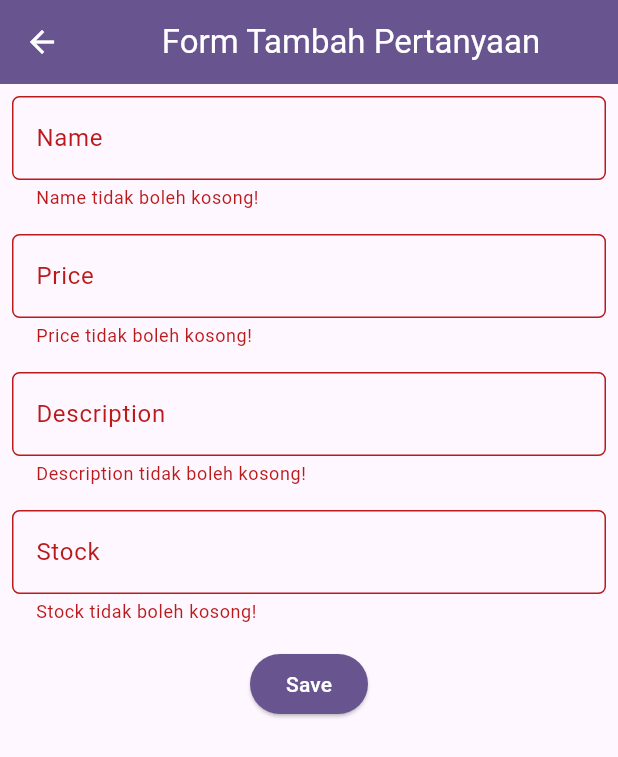
After one commit to PBP24-D10/sobat-mobile, a Flutter app: the QuestionFormPage screen opened directly, after a tap on "Save", on a phone screen of 412 x 824 dp. The commit adds this screen. Shown: the top 757 px of the screen. Run offline on Flutter 3.47's test engine with Material 3 defaults, Android fonts, the phone set to English and light mode, and no system bars; our stand-ins replace font_awesome_flutter, google_fonts, google_nav_bar, image_picker; missing offline and left inert: pbp_django_auth.

```diff
--- a/lib/authentication/login.dart
+++ b/lib/authentication/login.dart
@@ -108,20 +108,16 @@ class _LoginPageState extends State<LoginPage> {
                   const SizedBox(height: 24.0),
                   ElevatedButton(
                     onPressed: () async {
-                      String nama = _namaController.text;
                       String username = _usernameController.text;
                       String password = _passwordController.text;
-                      String role = _roleController.text;
 
                       // Cek kredensial
                       // Untuk menyambungkan Android emulator dengan Django pada localhost,
                       // gunakan URL http://10.0.2.2/
                       final response = await request
                           .login("http://127.0.0.1:8000/login_mobile/", {
-                        'nama': nama,
                         'username': username,
                         'password': password,
-                        'role': role,
                       });
 
                       if (request.loggedIn) {
--- a/lib/forum/screens/answers.dart
+++ b/lib/forum/screens/answers.dart
@@ -1,3 +1,5 @@
+import 'dart:convert';
+
 import 'package:flutter/material.dart';
 import 'package:sobat_mobile/drug/models/drug_entry.dart';
 import 'package:sobat_mobile/forum/models/answer_entry.dart';
@@ -20,7 +22,8 @@ class _AnswersPageState extends State<AnswersPage> {
   Future<List<Answer>> fetchAnswers(CookieRequest request) async {
     String questionId = widget.question.pk;
 
-    final response = await request.get('http://127.0.0.1:8000/forum/show_json_answer/$questionId/');
+    final response = await request
+        .get('http://127.0.0.1:8000/forum/show_json_answer/$questionId/');
 
     // Melakukan decode response menjadi bentuk json
     var data = response;
@@ -38,6 +41,7 @@ class _AnswersPageState extends State<AnswersPage> {
   @override
   Widget build(BuildContext context) {
     final request = context.watch<CookieRequest>();
+    int id = request.jsonData['id'];
     return Scaffold(
       appBar: AppBar(
         title: const Text('Forum Q&A'),
@@ -82,26 +86,30 @@ class _AnswersPageState extends State<AnswersPage> {
                 if (snapshot.connectionState == ConnectionState.waiting) {
                   return const Center(child: CircularProgressIndicator());
                 } else if (!snapshot.hasData || snapshot.data.isEmpty) {
-                  return const Center(
+                  // return Center(
+                  //   child: ElevatedButton(
+                  //     onPressed: () async {
+                  //       final response = await request.postJson(
+                  //           "http://127.0.0.1:8000/review/9366302cbaf74bc09f190542e868403b/create-flutter/",
+                  //           jsonEncode(<String, dynamic>{
+                  //             'rating': 2,
+                  //             'comment': "jelek",
+                  //           }),
+                  //       );
+                  //     },
+                  //     child: const Text("buat"),
+                  //   ),
+                  // );
+                  return Center(
                     child: Text(
-                      'Belum ada jawaban pada pertanyaan ini.',
-                      style: TextStyle(fontSize: 20, color: Color(0xff59A5D8)),
+                      'role: $id',
+                      style: const TextStyle(fontSize: 20, color: Color(0xff59A5D8)),
                     ),
                   );
                 } else {
                   return ListView.builder(
                     itemCount: snapshot.data!.length,
                     itemBuilder: (_, index) => GestureDetector(
-                      onTap: () {
-                        Navigator.push(
-                          context,
-                          MaterialPageRoute(
-                            builder: (context) => AnswersPage(
-                              question: snapshot.data![index],
-                            ),
-                          ),
-                        );
-                      },
                       child: Container(
                         margin: const EdgeInsets.symmetric(
                             horizontal: 16, vertical: 12),
@@ -122,9 +130,12 @@ class _AnswersPageState extends State<AnswersPage> {
                           mainAxisAlignment: MainAxisAlignment.start,
                           crossAxisAlignment: CrossAxisAlignment.start,
                           children: [
+                            Text("${snapshot.data![index].fields.user}"),
+                            const SizedBox(height: 10),
                             Text("${snapshot.data![index].fields.answer}"),
                             const SizedBox(height: 10),
-                            Text("Likes: ${snapshot.data![index].fields.numLikes}"),
+                            Text(
+                                "Likes: ${snapshot.data![index].fields.numLikes}"),
                           ],
                         ),
                       ),
--- a/lib/forum/screens/forum.dart
+++ b/lib/forum/screens/forum.dart
@@ -15,7 +15,7 @@ class ForumPage extends StatefulWidget {
 }
 
 class _ForumPageState extends State<ForumPage> {
-  Future<List<Question>> fetchProduct(CookieRequest request) async {
+  Future<List<Question>> fetchQuestions(CookieRequest request) async {
     final response = await request.get('http://127.0.0.1:8000/forum/json/');
 
     // Melakukan decode response menjadi bentuk json
@@ -43,7 +43,7 @@ class _ForumPageState extends State<ForumPage> {
         ),
       ),
       body: FutureBuilder(
-        future: fetchProduct(request),
+        future: fetchQuestions(request),
         builder: (context, AsyncSnapshot snapshot) {
           if (snapshot.data == null) {
             return const Center(child: CircularProgressIndicator());
@@ -101,9 +101,31 @@ class _ForumPageState extends State<ForumPage> {
                         const SizedBox(height: 10),
                         Text("${snapshot.data![index].fields.question}"),
                         const SizedBox(height: 10),
-                        Text("Likes: ${snapshot.data![index].fields.numLikes}"),
-                        const SizedBox(height: 10),
-                        Text("Answers: ${snapshot.data![index].fields.numAnswer}"),
+                        Row(
+                          children: [
+                            ElevatedButton.icon(
+                              onPressed: () {
+                                // Add logic to handle like functionality
+                              },
+                              icon: const Icon(Icons.thumb_up, size: 16),
+                              label: Text("${snapshot.data![index].fields.numLikes}"),
+                              style: ElevatedButton.styleFrom(
+                                padding: const EdgeInsets.symmetric(horizontal: 12, vertical: 8),
+                              ),
+                            ),
+                            const SizedBox(width: 10),
+                            ElevatedButton.icon(
+                              onPressed: () {
+                                // Add logic to handle answers functionality
+                              },
+                              icon: const Icon(Icons.comment, size: 16),
+                              label: Text("${snapshot.data![index].fields.numAnswer}"),
+                              style: ElevatedButton.styleFrom(
+                                padding: const EdgeInsets.symmetric(horizontal: 12, vertical: 8),
+                              ),
+                            ),
+                          ],
+                        ),
                       ],
                     ),
                   ),
--- /dev/null
+++ b/lib/forum/screens/question_form.dart
@@ -0,0 +1,208 @@
+import 'dart:convert';
+import 'package:flutter/material.dart';
+import 'package:pbp_django_auth/pbp_django_auth.dart';
+import 'package:provider/provider.dart';
+import 'package:sobat_mobile/forum/screens/forum.dart';
+
+class QuestionFormPage extends StatefulWidget {
+  const QuestionFormPage({super.key});
+
+  @override
+  State<QuestionFormPage> createState() => _QuestionFormPageState();
+}
+
+class _QuestionFormPageState extends State<QuestionFormPage> {
+  final _formKey = GlobalKey<FormState>();
+  String _name = "";
+  int _price = 0;
+  String _description = "";
+  int _stock = 0;
+
+  @override
+  Widget build(BuildContext context) {
+    final request = context.watch<CookieRequest>();
+
+    return Scaffold(
+      appBar: AppBar(
+        title: const Center(
+          child: Text(
+            'Form Tambah Pertanyaan',
+          ),
+        ),
+        backgroundColor: Theme.of(context).colorScheme.primary,
+        foregroundColor: Colors.white,
+        leading: IconButton(
+          icon: const Icon(Icons.arrow_back),
+          onPressed: () => Navigator.pop(context),
+        ),
+      ),
+      body: Form(
+        key: _formKey,
+        child: SingleChildScrollView(
+          child: Column(
+            crossAxisAlignment: CrossAxisAlignment.start,
+            children: [
+              Padding(
+                padding: const EdgeInsets.all(8.0),
+                child: TextFormField(
+                  decoration: InputDecoration(
+                    hintText: "Name",
+                    labelText: "Name",
+                    border: OutlineInputBorder(
+                      borderRadius: BorderRadius.circular(5.0),
+                    ),
+                  ),
+                  onChanged: (String? value) {
+                    setState(() {
+                      _name = value!;
+                    });
+                  },
+                  validator: (String? value) {
+                    if (value == null || value.isEmpty) {
+                      return "Name tidak boleh kosong!";
+                    }
+                    if (value.length >= 255) {
+                      return "Name tidak boleh melebihi 255 karakter!";
+                    }
+                    return null;
+                  },
+                ),
+              ),
+              Padding(
+                padding: const EdgeInsets.all(8.0),
+                child: TextFormField(
+                  decoration: InputDecoration(
+                    hintText: "Price",
+                    labelText: "Price",
+                    border: OutlineInputBorder(
+                      borderRadius: BorderRadius.circular(5.0),
+                    ),
+                  ),
+                  onChanged: (String? value) {
+                    setState(() {
+                      _price = int.tryParse(value!) ?? 0;
+                    });
+                  },
+                  validator: (String? value) {
+                    if (value == null || value.isEmpty) {
+                      return "Price tidak boleh kosong!";
+                    }
+                    if (int.tryParse(value) == null) {
+                      return "Price harus berupa angka!";
+                    } else {
+                      if (int.parse(value) < 0) {
+                        return "Price harus berupa angka non-negatif!";
+                      }
+                    }
+                    return null;
+                  },
+                ),
+              ),
+              Padding(
+                padding: const EdgeInsets.all(8.0),
+                child: TextFormField(
+                  decoration: InputDecoration(
+                    hintText: "Description",
+                    labelText: "Description",
+                    border: OutlineInputBorder(
+                      borderRadius: BorderRadius.circular(5.0),
+                    ),
+                  ),
+                  onChanged: (String? value) {
+                    setState(() {
+                      _description = value!;
+                    });
+                  },
+                  validator: (String? value) {
+                    if (value == null || value.isEmpty) {
+                      return "Description tidak boleh kosong!";
+                    }
+                    return null;
+                  },
+                ),
+              ),
+              Padding(
+                padding: const EdgeInsets.all(8.0),
+                child: TextFormField(
+                  decoration: InputDecoration(
+                    hintText: "Stock",
+                    labelText: "Stock",
+                    border: OutlineInputBorder(
+                      borderRadius: BorderRadius.circular(5.0),
+                    ),
+                  ),
+                  onChanged: (String? value) {
+                    setState(() {
+                      _stock = int.tryParse(value!) ?? 0;
+                    });
+                  },
+                  validator: (String? value) {
+                    if (value == null || value.isEmpty) {
+                      return "Stock tidak boleh kosong!";
+                    }
+                    if (int.tryParse(value) == null) {
+                      return "Stock harus berupa angka!";
+                    } else {
+                      if (int.parse(value) < 0) {
+                        return "Stock harus berupa angka non-negatif!";
+                      }
+                    }
+                    return null;
+                  },
+                ),
+              ),
+              Align(
+                alignment: Alignment.bottomCenter,
+                child: Padding(
+                  padding: const EdgeInsets.all(8.0),
+                  child: ElevatedButton(
+                    style: ButtonStyle(
+                      backgroundColor: WidgetStateProperty.all(
+                          Theme.of(context).colorScheme.primary),
+                    ),
+                    onPressed: () async {
+                        if (_formKey.currentState!.validate()) {
+                            // Kirim ke Django dan tunggu respons
+                            final response = await request.postJson(
+                                "http://127.0.0.1:8000/create-flutter/",
+                                jsonEncode(<String, String>{
+                                    'name': _name,
+                                    'price': _price.toString(),
+                                    'description': _description,
+                                    'stock': _stock.toString(),
+                                }),
+                            );
+                            if (context.mounted) {
+                                if (response['status'] == 'success') {
+                                    ScaffoldMessenger.of(context)
+                                        .showSnackBar(const SnackBar(
+                                    content: Text("Produk baru berhasil disimpan!"),
+                                    ));
+                                    Navigator.pushReplacement(
+                                        context,
+                                        MaterialPageRoute(builder: (context) => const ForumPage()),
+                                    );
+                                } else {
+                                    ScaffoldMessenger.of(context)
+                                        .showSnackBar(const SnackBar(
+                                        content:
+                                            Text("Terdapat kesalahan, silakan coba lagi."),
+                                    ));
+                                }
+                            }
+                        }
+                    },
+                    child: const Text(
+                      "Save",
+                      style: TextStyle(color: Colors.white),
+                    ),
+                  ),
+                ),
+              ),
+            ],
+          ),
+        ),
+      ),
+    );
+  }
+}
```
